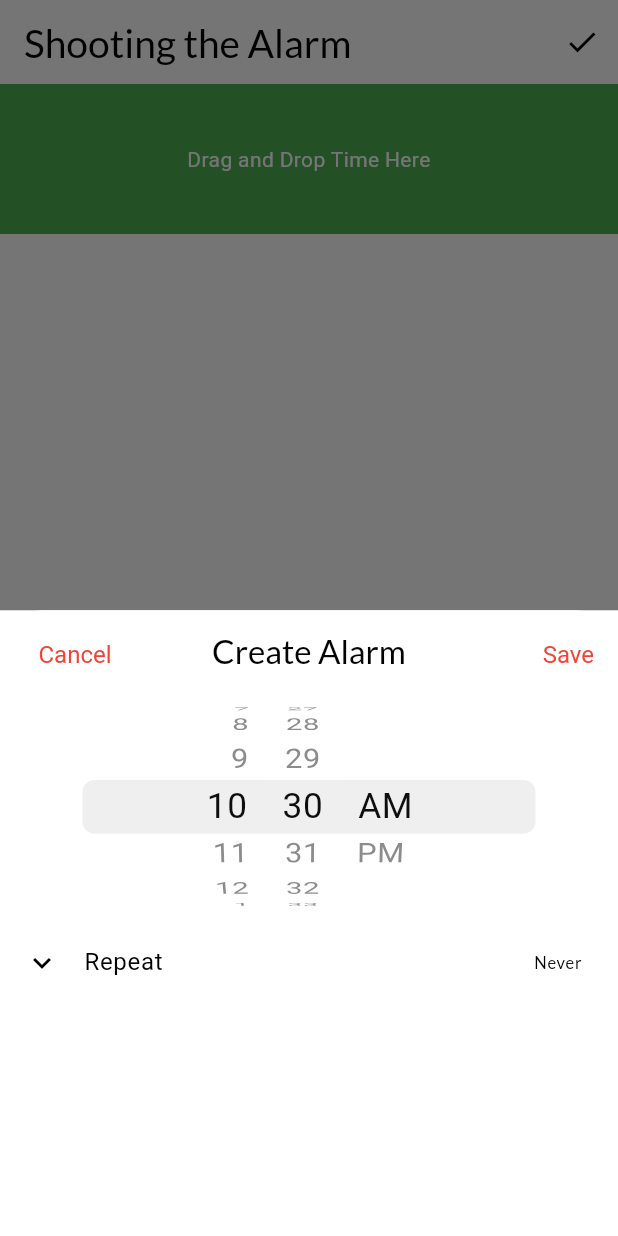
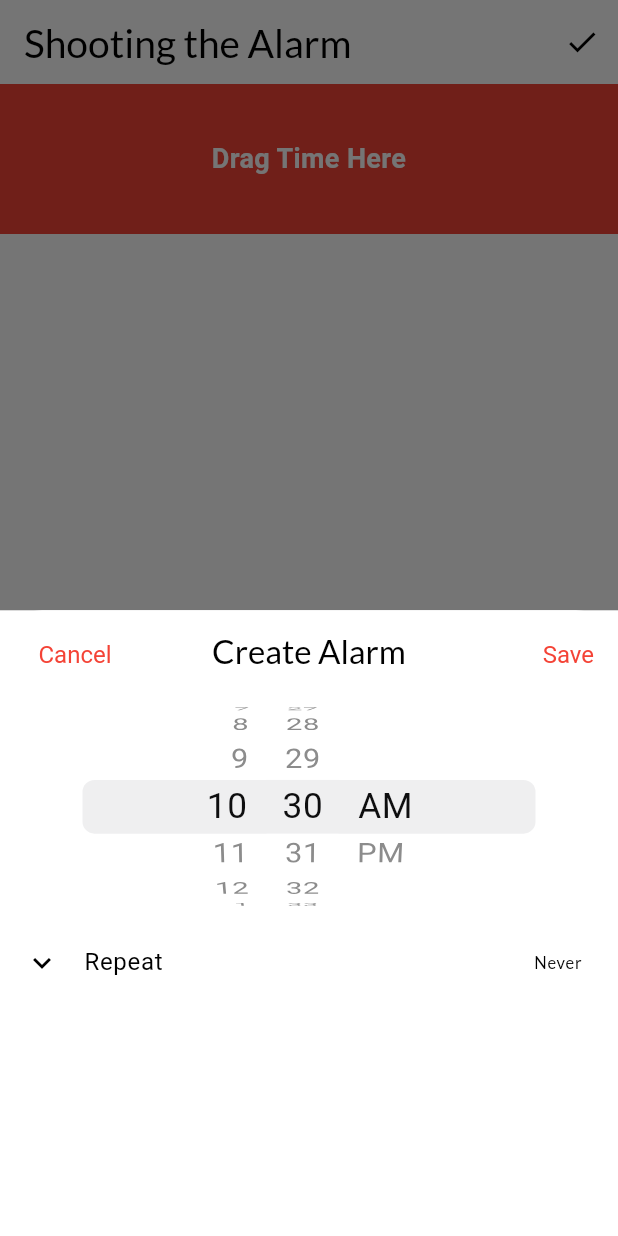
Before and after one commit to Phurinatpha/alarm_prototype, a Flutter app: the screen it shows after launch, after a tap on the "delete" icon, after a tap on the "alarm add" icon, on a phone screen of 412 x 824 dp. Run offline on Flutter 3.47's test engine with Material 3 defaults, Android fonts, the phone set to English and light mode, and no system bars; our stand-ins replace awesome_notifications, flutter_local_notifications, flutter_native_timezone, flutter_svg, google_fonts, hive and 4 more; missing offline and left inert: tflite_flutter; accounts and stored records are empty.

Commit message:
change prediction theme

```diff
--- a/lib/providers/model_prediction.dart
+++ b/lib/providers/model_prediction.dart
@@ -29,3 +29,13 @@ String sleepFormat(x){
 
   return item;
 }
+
+String wakeupFormat(x,y){
+  String hour = x.toString();
+  String minute = y.toString();
+  if (hour.length < 2 ) { hour = "0"+ hour ;}
+  if (minute.length <2) { minute = "0" + minute ;}
+  String item = hour + ":" + minute ;
+
+  return item;
+}
--- a/lib/providers/notification.dart
+++ b/lib/providers/notification.dart
@@ -16,7 +16,7 @@ Future<void> alamSchedule(AlarmDataModel alarm) async {
           channelDescription: 'Notification channel for basic tests',
           channelShowBadge: true,
           importance: NotificationImportance.Max,
-            defaultRingtoneType: DefaultRingtoneType.Alarm,
+          defaultRingtoneType: DefaultRingtoneType.Alarm,
           enableVibration: true,
           playSound: true,
 
--- a/lib/screens/home_screen.dart
+++ b/lib/screens/home_screen.dart
@@ -18,6 +18,7 @@ class HomeScreen extends StatefulWidget {
 class _HomeScreenState extends State<HomeScreen> {
   bool showDeleteButtons = false;
   String sleepPredictionResult = '';
+  String wakeupTime = '';
   @override
   Widget build(BuildContext context) {
     return Scaffold(
@@ -46,32 +47,88 @@ class _HomeScreenState extends State<HomeScreen> {
               top: 0,
               left: 0,
               right: 0,
-
               child: Container(
+                width: double.infinity,
                 height: 100,
                 child: Stack(
                   children: [
                     // Draggable for Sleep Prediction Result
                     Draggable(
-                      data: 'Sleep Prediction Result: $sleepPredictionResult\nDrag and drop item to predict another',
+                      data: 'Sleep Prediction  $sleepPredictionResult\nDrag and drop item to predict another',
                       child: Container(
-                        color: Colors.green,
-                        child: Center(
-                          child: Text(
+                        width: double.infinity,
+                        height: 100,
+                        color: Colors.red,
+                        child: Row(
+                          mainAxisAlignment: MainAxisAlignment.spaceEvenly,
+                          children:[
+                            Expanded(
+                              child: Column(
+                        mainAxisAlignment: MainAxisAlignment.center,
+                          crossAxisAlignment: CrossAxisAlignment.center,
+                          children: [
+                            if (sleepPredictionResult.isNotEmpty)
+                            Text(
                               sleepPredictionResult.isNotEmpty
-                                ? 'Sleep Prediction Result: $sleepPredictionResult'
-                                : 'Drag and Drop Time Here',
-                            maxLines: 1,
+                                  ? 'Sleep Time \n $sleepPredictionResult'
+                                  : 'Drop Time Here',
+                              maxLines: 2,
                               overflow: TextOverflow.ellipsis,
                               textAlign: TextAlign.center,
-                            style: TextStyle(
+                              style: const TextStyle(
                                 color: Colors.white,
+                                fontWeight: FontWeight.bold,
+                                fontSize: 18.0,
                               ),
                             ),
+                          ],
                               ),
                             ),
-                      feedback: Container(
-                        width: double.infinity,
+                            Expanded(
+                              child: Column(
+                                mainAxisAlignment: MainAxisAlignment.center,
+                                crossAxisAlignment: CrossAxisAlignment.center,
+                                children: [
+                                  if (sleepPredictionResult.isEmpty)
+                                    Text(
+                                      'Drag Time Here', // You need to replace this with the actual method to calculate wake-up time.
+                                      maxLines: 1,
+                                      overflow: TextOverflow.clip,
+                                      textAlign: TextAlign.center,
+                                      style: const TextStyle(
+                                        color: Colors.white,
+                                        fontWeight: FontWeight.bold,
+                                        fontSize: 18.0,
+                                      ),
+                                    ),
+                                ],
+                              ),
+                            ),
+                            Expanded(
+                              child: Column(
+                                mainAxisAlignment: MainAxisAlignment.center,
+                                crossAxisAlignment: CrossAxisAlignment.center,
+                                children: [
+                                  if (sleepPredictionResult.isNotEmpty)
+                                    Text(
+                                      'Wake Up \n $wakeupTime', // You need to replace this with the actual method to calculate wake-up time.
+                                      maxLines: 2,
+                                      overflow: TextOverflow.ellipsis,
+                                      textAlign: TextAlign.center,
+                                      style: const TextStyle(
+                                        color: Colors.white,
+                                        fontWeight: FontWeight.bold,
+                                        fontSize: 18.0,
+                                      ),
+                                    ),
+                                ],
+                              ),
+                            ),
+                          ],
+                        ),
+                      ),
+                      feedback: Positioned.fill(
+                        child: Container(
                           child: Material(
                             type: MaterialType.transparency,
                             child: Container(
@@ -80,10 +137,12 @@ class _HomeScreenState extends State<HomeScreen> {
                                 color: Colors.green.withOpacity(0.5),
                                 borderRadius: BorderRadius.circular(8.0),
                               ),
-                            child: Text(
+                              child: const Text(
                                 'Drag to Predict',
                                 style: TextStyle(
                                   color: Colors.white,
+                                  fontWeight: FontWeight.bold,
+                                ),
                               ),
                             ),
                           ),
@@ -98,6 +157,7 @@ class _HomeScreenState extends State<HomeScreen> {
                           String result = await sleepPredict(data.time.hour, data.time.minute);
                           setState(() {
                             sleepPredictionResult = result;
+                            wakeupTime =   wakeupFormat(data.time.hour,data.time.minute);
                           });
                         },
                         builder: (context, candidateItems, rejectedItems) {
@@ -106,10 +166,11 @@ class _HomeScreenState extends State<HomeScreen> {
                             color: isDragOver ? Colors.grey : Colors.transparent,
                             child: Center(
                               child: Text(
-                                isDragOver ? 'Drop Item Here' : '',
-                                style: TextStyle(
-                                  fontSize: 15,
+                                isDragOver ? 'Drop Time Here' : '',
+                                style: const TextStyle(
                                   color: Colors.white,
+                                  fontWeight: FontWeight.bold,
+                                  fontSize: 18.0,
                                 ),
                               ),
                             ),
```
Lines whose indentation alone changed are shown as unchanged.
